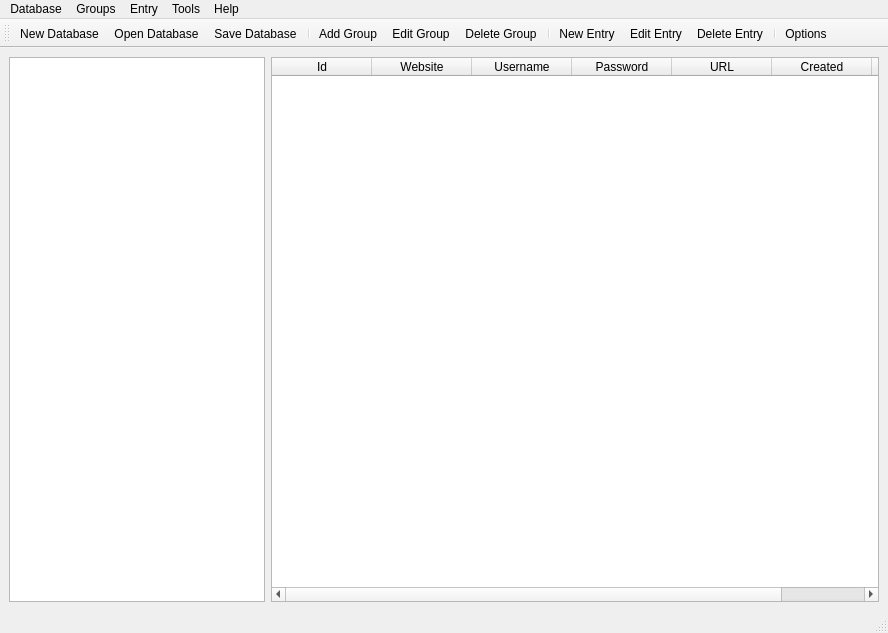
Before: the Qt Designer form designs/Main.ui in C18384776/Armour, drawn with Qt 5.
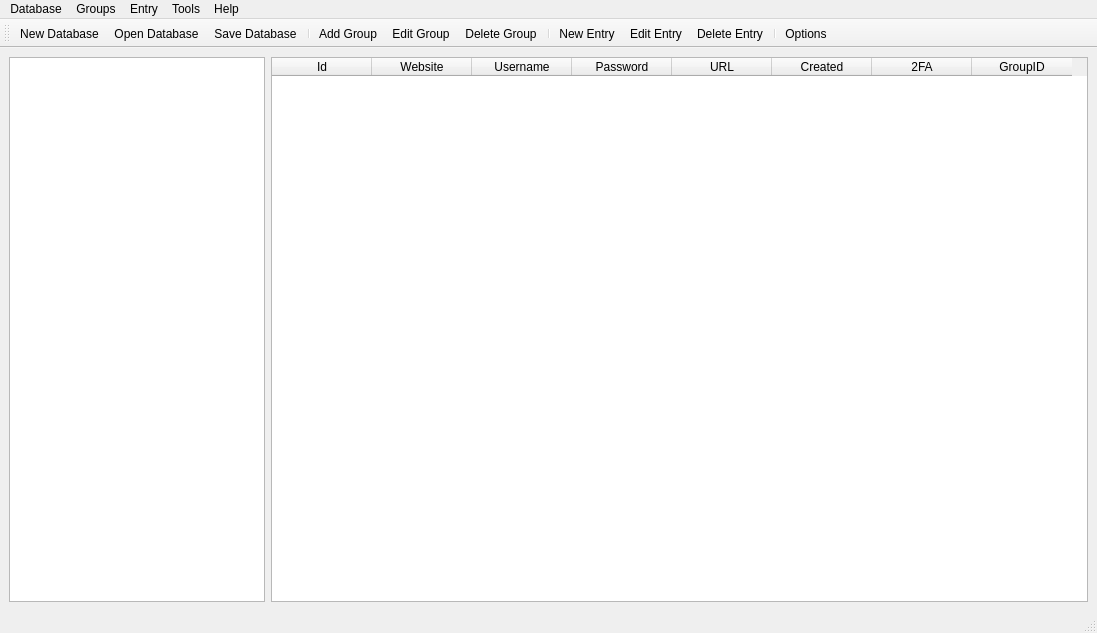
After: the same form once the commit is applied. Icons and pictures are not drawn.

```diff
--- a/designs/Main.ui
+++ b/designs/Main.ui
@@ -6,7 +6,7 @@
    <rect>
     <x>0</x>
     <y>0</y>
-    <width>888</width>
+    <width>1097</width>
     <height>633</height>
    </rect>
   </property>
@@ -55,6 +55,11 @@
         <string>2FA</string>
        </property>
       </column>
+      <column>
+       <property name="text">
+        <string>GroupID</string>
+       </property>
+      </column>
      </widget>
     </item>
    </layout>
@@ -64,7 +69,7 @@
     <rect>
      <x>0</x>
      <y>0</y>
-     <width>888</width>
+     <width>1097</width>
      <height>22</height>
     </rect>
    </property>
```
